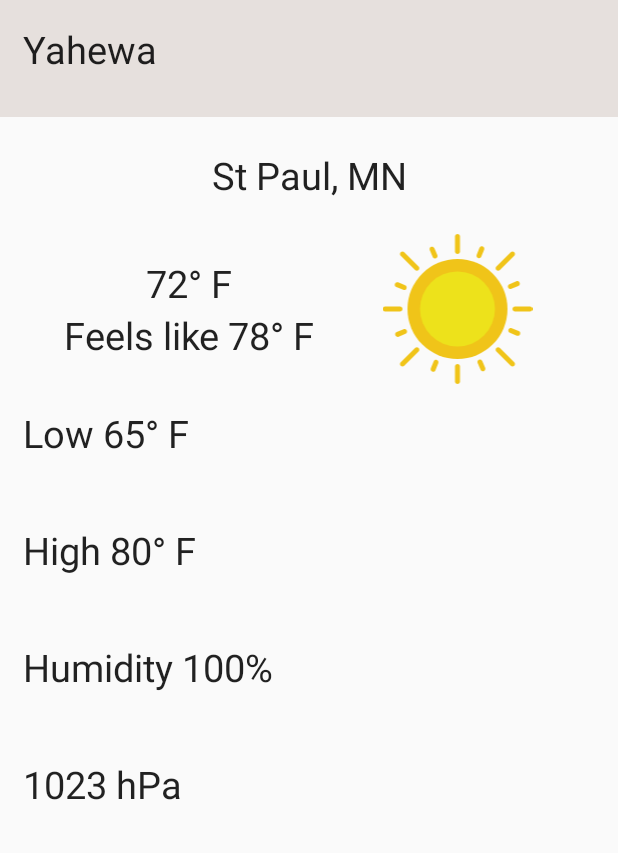
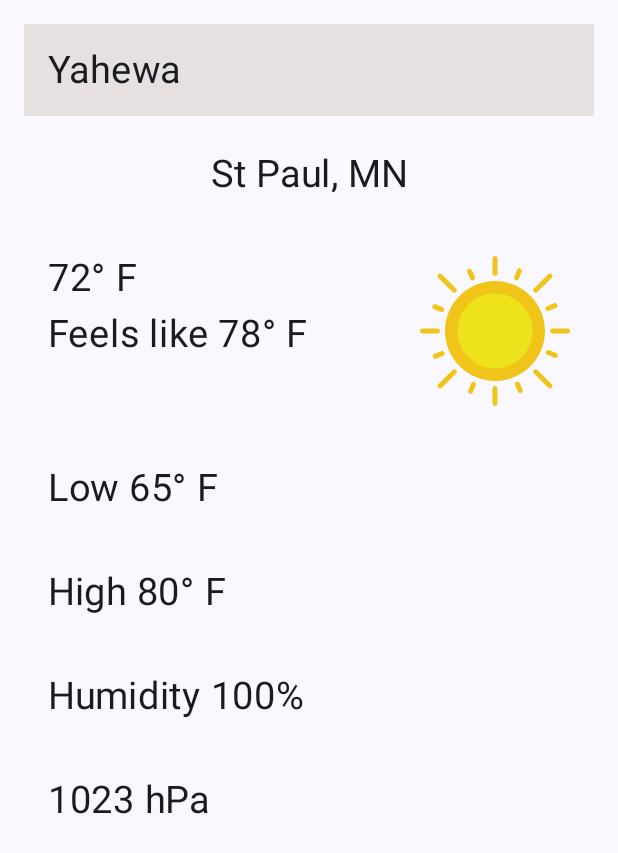
Before and after one commit to banjilawal/yahewa, an Android app built with Jetpack Compose: the screen it shows after launch (MainActivity), on a phone screen of 412 x 824 dp. Shown: the top 853 px of the screen. Run offline under Robolectric (Android 15) with nearby library versions, the phone set to English and light mode, and no system bars.

Commit message:
Removed activity_main.xml moved its functionality to HomeLayout composable

```diff
--- /dev/null
+++ b/app/src/main/java/com/lawal/banji/yahewa/HomeLayout.kt
@@ -0,0 +1,103 @@
+package com.lawal.banji.yahewa
+
+
+import androidx.compose.foundation.layout.*
+import androidx.compose.material3.Text
+
+import androidx.compose.foundation.Image
+import androidx.compose.foundation.background
+import androidx.compose.foundation.layout.Arrangement
+import androidx.compose.foundation.layout.Column
+import androidx.compose.foundation.layout.fillMaxSize
+import androidx.compose.foundation.layout.fillMaxWidth
+import androidx.compose.foundation.layout.padding
+import androidx.compose.foundation.layout.size
+import androidx.compose.runtime.Composable
+import androidx.compose.ui.Modifier
+import androidx.compose.ui.graphics.Color
+
+import androidx.compose.ui.res.painterResource
+import androidx.compose.ui.res.stringResource
+
+import androidx.compose.ui.text.style.TextAlign
+import androidx.compose.ui.unit.dp
+import androidx.compose.ui.unit.sp
+
+@Composable
+fun HomeLayout() {
+    Column(
+        modifier = Modifier
+            .fillMaxSize()
+            .padding(16.dp),
+        verticalArrangement = Arrangement.spacedBy(8.dp)
+    ) {
+        Text(
+            text = stringResource(id = R.string.app_name),
+            modifier = Modifier
+                .fillMaxWidth()
+                .background(Color(0xFF90D8CEC9))
+                .padding(16.dp),
+            fontSize = 25.sp
+        )
+        Text(
+            text = stringResource(id = R.string.location),
+            modifier = Modifier
+                .fillMaxWidth()
+                .padding(16.dp),
+            fontSize = 25.sp,
+            textAlign = TextAlign.Center
+        )
+        Row(
+            modifier = Modifier
+                .fillMaxWidth()
+                .padding(16.dp),
+            horizontalArrangement = Arrangement.SpaceBetween
+        ) {
+            Column(
+                verticalArrangement = Arrangement.spacedBy(8.dp)
+            ) {
+                Text(
+                    text = stringResource(id = R.string.current_temperature),
+                    fontSize = 25.sp
+                )
+                Text(
+                    text = stringResource(id = R.string.feels_like_temperature),
+                    fontSize = 25.sp
+                )
+            }
+            Image(
+                painter = painterResource(id = R.drawable.sunny),
+                contentDescription = stringResource(id = R.string.image_description),
+                modifier = Modifier.size(100.dp)
+            )
+        }
+        Text(
+            text = stringResource(id = R.string.low_temperature),
+            modifier = Modifier
+                .fillMaxWidth()
+                .padding(16.dp),
+            fontSize = 25.sp
+        )
+        Text(
+            text = stringResource(id = R.string.high_temperature),
+            modifier = Modifier
+                .fillMaxWidth()
+                .padding(16.dp),
+            fontSize = 25.sp
+        )
+        Text(
+            text = stringResource(id = R.string.percent_humidity),
+            modifier = Modifier
+                .fillMaxWidth()
+                .padding(16.dp),
+            fontSize = 25.sp
+        )
+        Text(
+            text = stringResource(id = R.string.pressure),
+            modifier = Modifier
+                .fillMaxWidth()
+                .padding(16.dp),
+            fontSize = 25.sp
+        )
+    }
+}
--- a/app/src/main/java/com/lawal/banji/yahewa/MainActivity.kt
+++ b/app/src/main/java/com/lawal/banji/yahewa/MainActivity.kt
@@ -2,8 +2,11 @@ package com.lawal.banji.yahewa
 
 import android.os.Bundle
 import androidx.activity.ComponentActivity
+import androidx.activity.compose.setContent
 
 import androidx.activity.enableEdgeToEdge
+import androidx.compose.material3.MaterialTheme
+import androidx.compose.material3.Surface
 
 import androidx.compose.material3.Text
 import androidx.compose.runtime.Composable
@@ -14,8 +17,13 @@ import com.lawal.banji.yahewa.ui.theme.YahewaTheme
 class MainActivity : ComponentActivity() {
     override fun onCreate(savedInstanceState: Bundle?) {
         super.onCreate(savedInstanceState)
-        setContentView(R.layout.activity_main)
-        enableEdgeToEdge()
+        setContent {
+            YahewaTheme {
+                Surface(color = MaterialTheme.colorScheme.background) {
+                    HomeLayout()
+                }
+            }
+        }
     }
 }
 
--- a/app/src/main/res/layout/activity_main.xml
+++ /dev/null
@@ -1,128 +0,0 @@
-<?xml version="1.0" encoding="utf-8"?>
-<LinearLayout xmlns:android="http://schemas.android.com/apk/res/android"
-    android:layout_width="match_parent"
-    android:layout_height="match_parent"
-
-    android:orientation="vertical">
-
-    <TextView
-        android:id="@+id/heading"
-        android:layout_width="match_parent"
-        android:layout_height="@dimen/default_height"
-        android:layout_gravity="center"
-        android:gravity="start"
-        android:padding="@dimen/default_padding"
-        android:text="@string/app_name"
-        android:background="@color/headingColor"
-        android:textAppearance="@android:style/TextAppearance.Large"
-        android:textSize="25sp" />
-
-    <TextView
-        android:id="@+id/location"
-        android:layout_width="match_parent"
-        android:layout_height="@dimen/default_height"
-        android:layout_gravity="center"
-        android:gravity="center"
-        android:padding="@dimen/default_padding"
-        android:text="@string/location"
-        android:textAppearance="@android:style/TextAppearance.Large"
-        android:textSize="25sp" />
-
-    <LinearLayout
-        android:layout_width="357dp"
-        android:layout_height="wrap_content"
-        android:layout_gravity="center"
-        android:gravity="start"
-        android:orientation="horizontal"
-        android:padding="0dp">
-
-        <LinearLayout
-            android:layout_width="wrap_content"
-            android:layout_height="wrap_content"
-            android:orientation="vertical"
-            android:padding="@dimen/default_padding">
-
-            <TextView
-                android:id="@+id/current_temperature"
-                android:layout_width="match_parent"
-                android:layout_height="wrap_content"
-                android:layout_gravity="start"
-                android:gravity="center"
-                android:padding="0dp"
-                android:text="@string/current_temperature"
-                android:textAppearance="@android:style/TextAppearance.Large"
-                android:textSize="25sp" />
-
-            <TextView
-                android:id="@+id/feels_like_temperature"
-                android:layout_width="match_parent"
-                android:layout_height="wrap_content"
-                android:padding="0dp"
-                android:text="@string/feels_like_temperature"
-                android:textAppearance="@android:style/TextAppearance.Large"
-                android:textSize="25sp" />
-
-        </LinearLayout>
-
-        <!--        android:layout_width="131dp"-->
-        <!--        android:layout_height="87dp"-->
-
-
-        <!--            android:layout_width="249dp"-->
-        <!--            android:layout_height="wrap_content"-->
-<!--        android:layout_width="192dp"-->
-        <ImageView
-            android:layout_width="match_parent"
-            android:layout_height="match_parent"
-            android:layout_gravity="end"
-            android:contentDescription="@string/image_description"
-            android:gravity="start"
-            android:padding="0dp"
-            android:src="@drawable/sunny" />
-    </LinearLayout>
-
-    <TextView
-        android:id="@+id/low_temperature"
-        android:layout_width="match_parent"
-        android:layout_height="@dimen/default_height"
-        android:layout_gravity="start"
-        android:gravity="start"
-        android:padding="@dimen/default_padding"
-        android:text="@string/low_temperature"
-        android:textAppearance="@android:style/TextAppearance.Large"
-        android:textSize="25sp" />
-
-    <TextView
-        android:id="@+id/high_temperature"
-        android:layout_width="match_parent"
-        android:layout_height="@dimen/default_height"
-        android:layout_gravity="start"
-        android:gravity="start"
-        android:padding="@dimen/default_padding"
-        android:text="@string/high_temperature"
-        android:textAppearance="@android:style/TextAppearance.Large"
-        android:textSize="25sp" />
-
-    <TextView
-        android:id="@+id/percent_humidity"
-        android:layout_width="match_parent"
-        android:layout_height="@dimen/default_height"
-        android:layout_gravity="start"
-        android:gravity="start"
-        android:padding="@dimen/default_padding"
-        android:text="@string/percent_humidity"
-        android:textAppearance="@android:style/TextAppearance.Large"
-        android:textSize="25sp" />
-
-    <TextView
-        android:id="@+id/pressure"
-        android:layout_width="match_parent"
-        android:layout_height="@dimen/default_height"
-        android:layout_gravity="start"
-        android:gravity="start"
-        android:padding="@dimen/default_padding"
-        android:text="@string/pressure"
-        android:textAppearance="@android:style/TextAppearance.Large"
-        android:textSize="25sp" />
-
-</LinearLayout>
```
